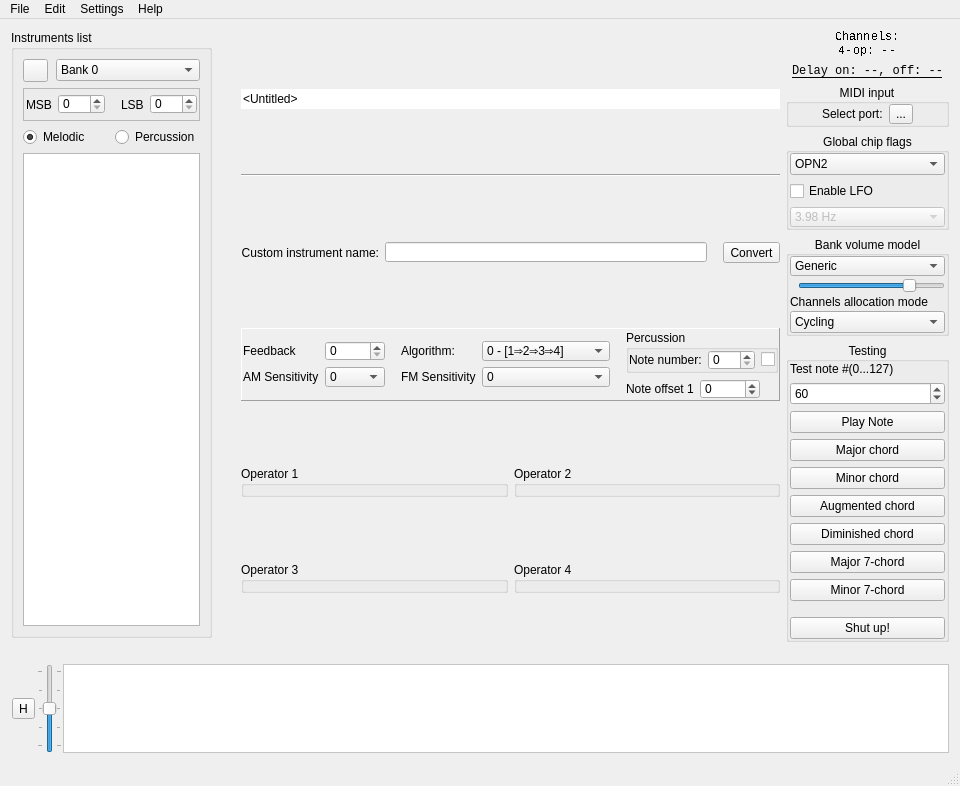
Qt form src/bank_editor.ui (Wohlstand/OPN2BankEditor) before a commit.
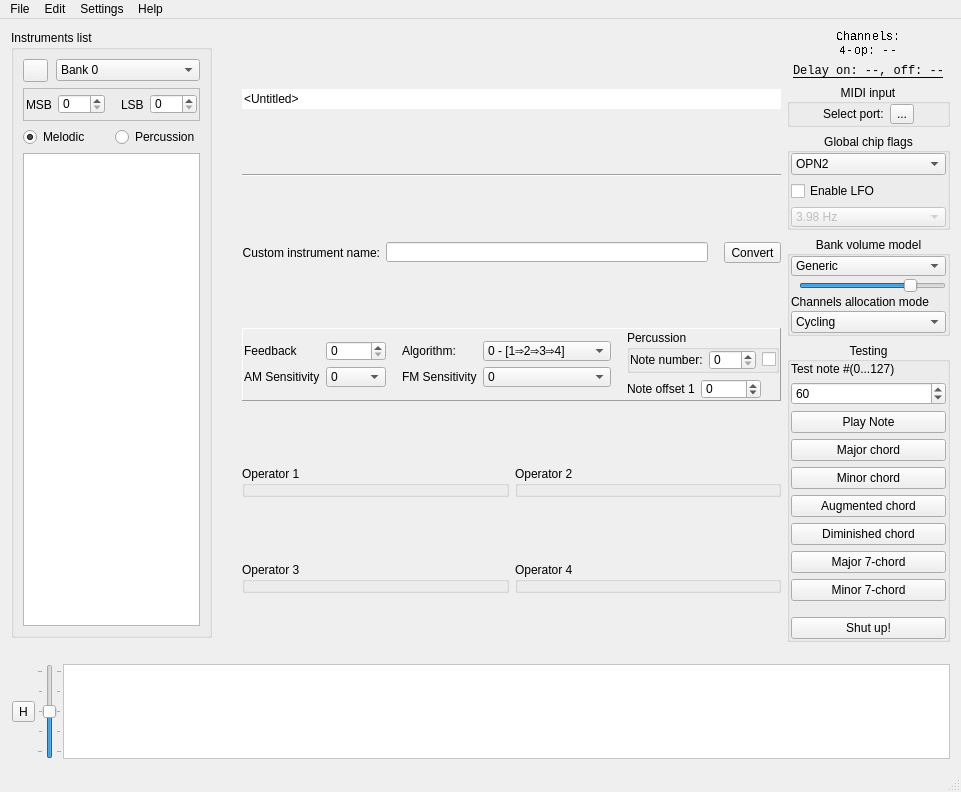
The same form after that commit. Icons and pictures are not drawn. Custom widgets are drawn as their Qt base class.

What changed in the file:
```diff
--- a/src/bank_editor.ui
+++ b/src/bank_editor.ui
@@ -9,8 +9,8 @@
    <rect>
     <x>0</x>
     <y>0</y>
-    <width>960</width>
-    <height>786</height>
+    <width>961</width>
+    <height>792</height>
    </rect>
   </property>
   <property name="focusPolicy">
@@ -1741,7 +1741,7 @@
     <rect>
      <x>0</x>
      <y>0</y>
-     <width>960</width>
+     <width>961</width>
      <height>20</height>
     </rect>
    </property>
```
Left out of the diff: 8 changed lines with no effect on the pictures.
